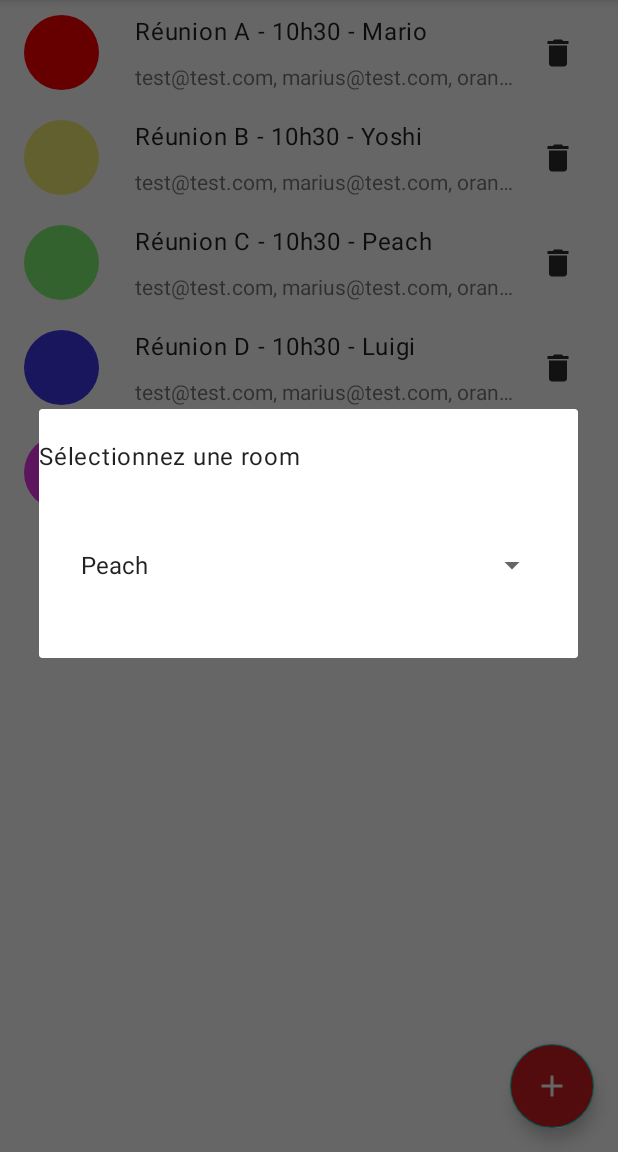
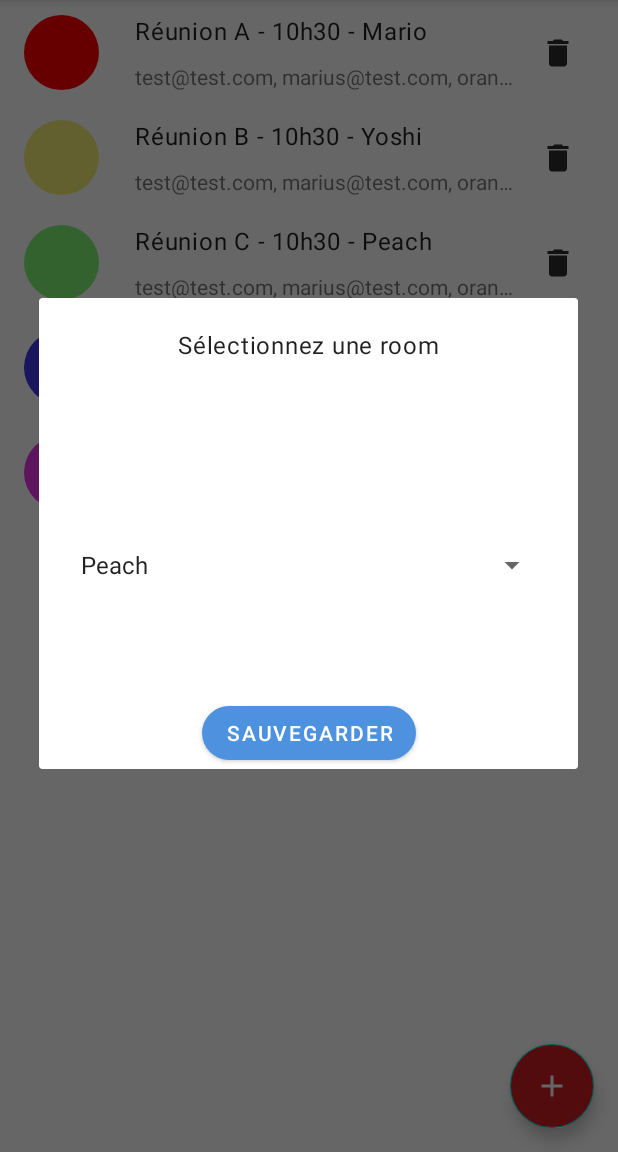
Before and after one commit to CesTheo47/P4_Mareu, an Android app: the screen it shows after launch (MainActivity), in the options menu, after a tap on "Filtrer par room", on a phone screen of 412 x 824 dp, the part 84-1236 px from its top. Run offline under Robolectric (Android 15) with nearby library versions, the phone set to English and light mode, and no system bars; our stand-ins replace EventBus; libraries missing offline, so code that uses them is left out: com.github.dhaval2404.colorpicker.

Commit message:
update design & filter

```diff
--- a/app/src/main/java/com/example/maru/ui/MainActivity.java
+++ b/app/src/main/java/com/example/maru/ui/MainActivity.java
@@ -106,6 +106,17 @@ public class MainActivity extends AppCompatActivity {
         spinnerRoom.setAdapter(new ArrayAdapter<>(this, android.R.layout.simple_spinner_item, Room.values()));
         AlertDialog alertDialog = dialogBuilder.create();
         alertDialog.show();
+
+        Button btnRoomFilterSubmit = (Button) dialogView.findViewById(R.id.btnRoomFilterSubmit);
+
+        btnRoomFilterSubmit.setOnClickListener(new View.OnClickListener() {
+            @Override
+            public void onClick(View v) {
+                //TODO add condition
+                adapter.updateList(apiService.getMeetings());
+                //onBackPressed();
+            }
+        });
     }
 
     private void resetFilters() {
--- a/app/src/main/res/layout/dialog_room_picker.xml
+++ b/app/src/main/res/layout/dialog_room_picker.xml
@@ -6,8 +6,8 @@
     xmlns:app="http://schemas.android.com/apk/res-auto">
 
     <TextView
-        android:layout_width="match_parent"
-        android:layout_height="wrap_content"
+        android:layout_width="wrap_content"
+        android:layout_height="match_parent"
         android:text="Sélectionnez une room"
         android:textAppearance="@style/TextAppearance.Material3.BodyLarge"
         android:id="@+id/date_txt_filter"
@@ -27,6 +27,19 @@
         app:layout_constraintEnd_toEndOf="parent"
         app:layout_constraintBottom_toBottomOf="parent"/>
 
+    <com.google.android.material.button.MaterialButton
+        android:id="@+id/btnRoomFilterSubmit"
+        style="@style/Widget.MaterialComponents.Button"
+        android:layout_width="wrap_content"
+        android:layout_height="wrap_content"
+        app:layout_constraintTop_toTopOf="@id/rooms_spinner"
+        app:layout_constraintBottom_toBottomOf="parent"
+        app:layout_constraintEnd_toEndOf="parent"
+        app:layout_constraintStart_toStartOf="parent"
+        android:text="Sauvegarder"
+        android:layout_marginTop="100dp"
+        app:cornerRadius="20dp"/>
+
 
 
 </androidx.constraintlayout.widget.ConstraintLayout>
```
Also changed, not shown: app/src/main/res/layout/dialog_date_picker.xml (+13 -0 lines).
